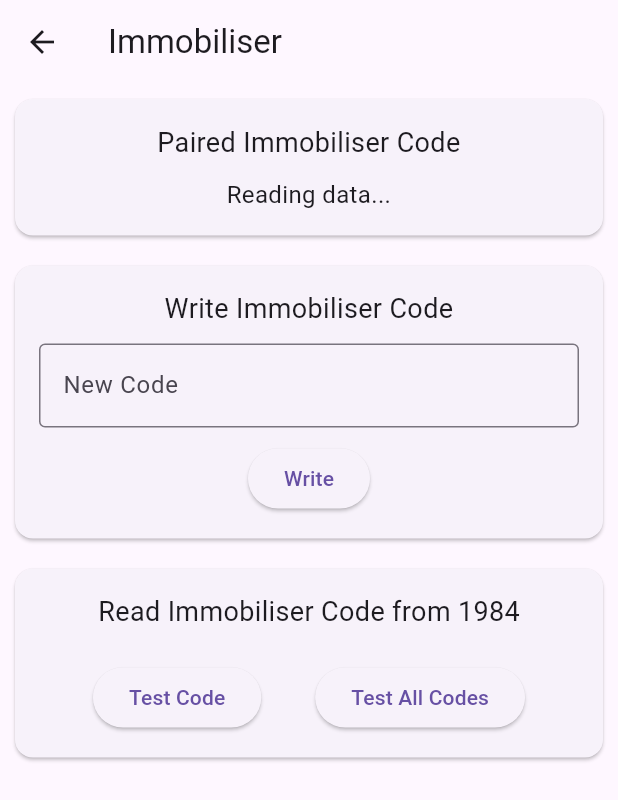
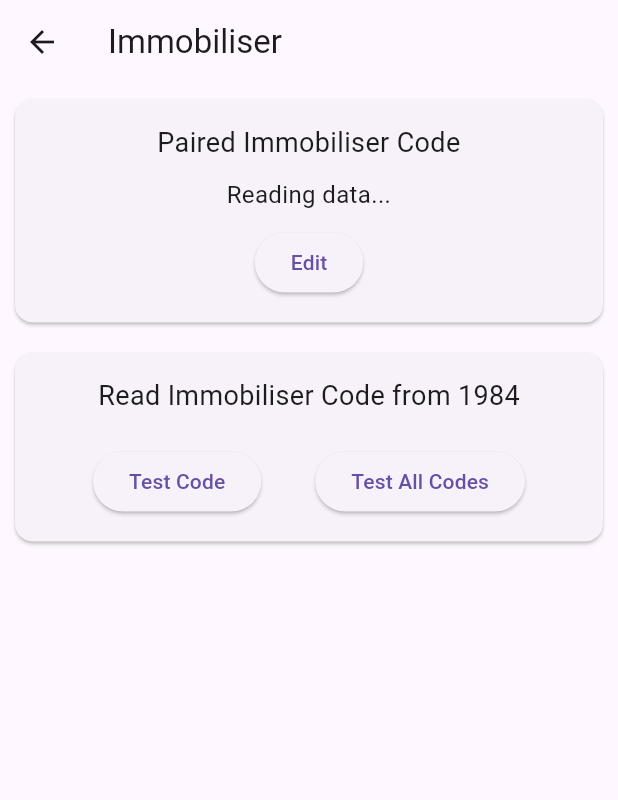
Before and after one commit to ta264/Cobra6422, a Flutter app: the ImmobiliserPage screen opened directly with empty values, on a phone screen of 412 x 824 dp. Shown: the top 800 px of the screen. Run offline on Flutter 3.47's test engine with Material 3 defaults, Android fonts, the light colour scheme and no system bars; our stand-ins replace file_picker, google_fonts; missing offline and left inert: flutter_blue_plus_windows.

Commit message:
Combine the immobiliser code display / edit cards

```diff
--- a/jolly_programmer_frontend/lib/immobiliser_page.dart
+++ b/jolly_programmer_frontend/lib/immobiliser_page.dart
@@ -12,11 +12,14 @@ class ImmobiliserPage extends StatefulWidget {
 
 class ImmobiliserPageState extends State<ImmobiliserPage> {
   final TextEditingController _controller = TextEditingController();
+  final FocusNode _focusNode = FocusNode();
   int _newImmobiliserCode = 0;
+  bool _isEditing = false;
 
   @override
   void dispose() {
     _controller.dispose();
+    _focusNode.dispose();
     super.dispose();
   }
 
@@ -69,12 +72,14 @@ class ImmobiliserPageState extends State<ImmobiliserPage> {
   // Function to show the Test Code dialog
   void _showTestCodeDialog() {
     final TextEditingController codeController = TextEditingController();
+    final FocusNode codeFocusNode = FocusNode();
     showDialog(
       context: context,
       builder: (context) => AlertDialog(
         title: const Text('Test Immobiliser Code'),
         content: TextField(
           controller: codeController,
+          focusNode: codeFocusNode,
           keyboardType: TextInputType.number,
           decoration: const InputDecoration(
             border: OutlineInputBorder(),
@@ -85,6 +90,7 @@ class ImmobiliserPageState extends State<ImmobiliserPage> {
           TextButton(
             onPressed: () {
               Navigator.of(context).pop(); // Close the dialog
+              codeFocusNode.dispose();
             },
             child: const Text('Cancel'),
           ),
@@ -95,12 +101,15 @@ class ImmobiliserPageState extends State<ImmobiliserPage> {
                 widget.bleManager.testImmobiliserCode(code);
               }
               Navigator.of(context).pop(); // Close the dialog
+              codeFocusNode.dispose();
             },
             child: const Text('OK'),
           ),
         ],
       ),
-    );
+    ).then((_) {
+      codeFocusNode.requestFocus();
+    });
   }
 
   // Pull-to-refresh function
@@ -118,7 +127,7 @@ class ImmobiliserPageState extends State<ImmobiliserPage> {
         onRefresh: _refreshData, // Pull-to-refresh logic
         child: ListView(
           children: [
-            // Top card to display current immobiliser code
+            // Combined card for displaying and editing immobiliser code
             SizedBox(
               width: double.infinity,
               child: Card(
@@ -145,58 +154,73 @@ class ImmobiliserPageState extends State<ImmobiliserPage> {
                             textAlign: TextAlign.center,
                           ),
                           const SizedBox(height: 10),
+                          if (_isEditing)
+                            TextField(
+                              controller: _controller,
+                              focusNode: _focusNode,
+                              keyboardType: TextInputType.number,
+                              decoration: const InputDecoration(
+                                border: OutlineInputBorder(),
+                                labelText: 'New Code',
+                              ),
+                              style: const TextStyle(
+                                  fontSize: 32, fontWeight: FontWeight.bold),
+                              onChanged: (value) {
+                                setState(() {
+                                  _newImmobiliserCode =
+                                      int.tryParse(value) ?? 0;
+                                });
+                              },
+                            )
+                          else
                             Text(
                               text,
                               style: style,
                               textAlign: TextAlign.center,
                             ),
-                        ],
-                      );
-                    },
-                  ),
-                ),
-              ),
-            ),
-
-            // Card with numeric input box for entering a new immobiliser code
-            SizedBox(
-              width: double.infinity,
-              child: Card(
-                margin: const EdgeInsets.all(10),
-                child: Padding(
-                  padding: const EdgeInsets.all(16.0),
-                  child: Column(
+                          const SizedBox(height: 10),
+                          if (_isEditing)
+                            Row(
+                              mainAxisAlignment: MainAxisAlignment.spaceEvenly,
                               children: [
-                      const Text(
-                        'Write Immobiliser Code',
-                        style: TextStyle(fontSize: 18),
-                        textAlign: TextAlign.center,
-                      ),
-                      const SizedBox(height: 10),
-                      TextField(
-                        controller: _controller,
-                        keyboardType: TextInputType.number,
-                        decoration: const InputDecoration(
-                          border: OutlineInputBorder(),
-                          labelText: 'New Code',
-                        ),
-                        onChanged: (value) {
-                          setState(() {
-                            _newImmobiliserCode = int.tryParse(value) ?? 0;
-                          });
-                        },
-                      ),
-                      const SizedBox(height: 10),
                                 ElevatedButton(
                                   onPressed: () {
-                          widget.bleManager
-                              .writeNewImmobiliserCode(_newImmobiliserCode);
+                                    setState(() {
+                                      _isEditing = false;
+                                    });
                                     _controller.clear();
-                          FocusScope.of(context).unfocus();
+                                    _focusNode.unfocus();
+                                  },
+                                  child: const Text('Cancel'),
+                                ),
+                                ElevatedButton(
+                                  onPressed: () {
+                                    widget.bleManager.writeNewImmobiliserCode(
+                                        _newImmobiliserCode);
+                                    setState(() {
+                                      _isEditing = false;
+                                    });
+                                    _controller.clear();
+                                    _focusNode.unfocus();
                                   },
                                   child: const Text('Write'),
                                 ),
                               ],
+                            )
+                          else
+                            ElevatedButton(
+                              onPressed: () {
+                                setState(() {
+                                  _isEditing = true;
+                                  _controller.text = text;
+                                });
+                                _focusNode.requestFocus();
+                              },
+                              child: const Text('Edit'),
+                            ),
+                        ],
+                      );
+                    },
                   ),
                 ),
               ),
```
Lines whose indentation alone changed are shown as unchanged.
